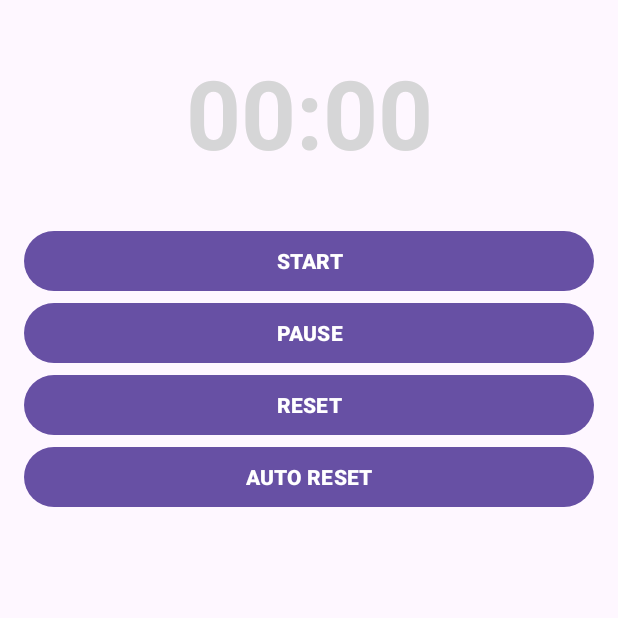
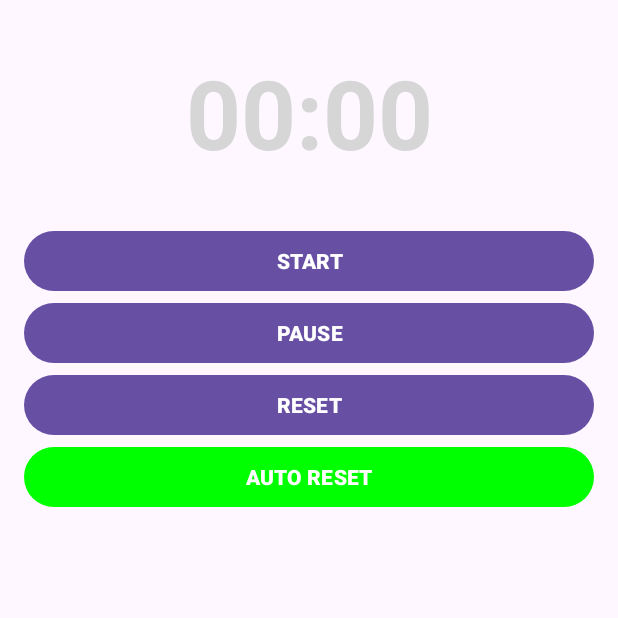
Before and after one commit to Vampirish/timer_android, an Android app: the TimerActivity screen opened directly, with no data from a screen before it, after a tap on "AUTO RESET", on a phone screen of 412 x 824 dp, the top half of it. Run offline under Robolectric (Android 15) with nearby library versions, the phone set to English and light mode, and no system bars.

Commit message:
change color of autoReset after clicking

```diff
--- a/app/src/main/java/com/kehes/timer/TimerActivity.kt
+++ b/app/src/main/java/com/kehes/timer/TimerActivity.kt
@@ -1,5 +1,6 @@
 package com.kehes.timer
 
+import android.graphics.Color
 import android.os.Bundle
 import android.os.CountDownTimer
 import android.util.Log
@@ -95,5 +96,9 @@ class TimerActivity : AppCompatActivity() {
 
     private fun autoResetClick() {
         autoReset = !autoReset
+        if (autoReset)
+            binding.autoResetBtn.setBackgroundColor(Color.GREEN)
+        else
+            binding.autoResetBtn.setBackgroundColor(Color.RED)
     }
 }
```
